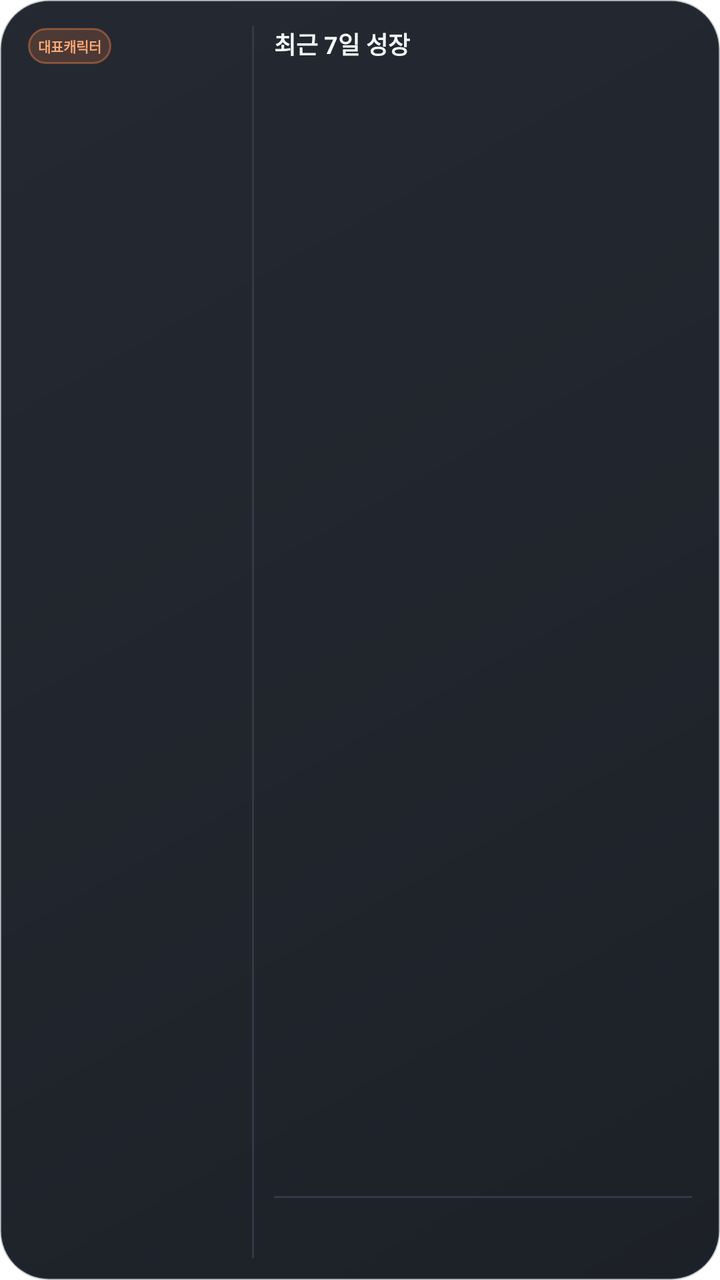
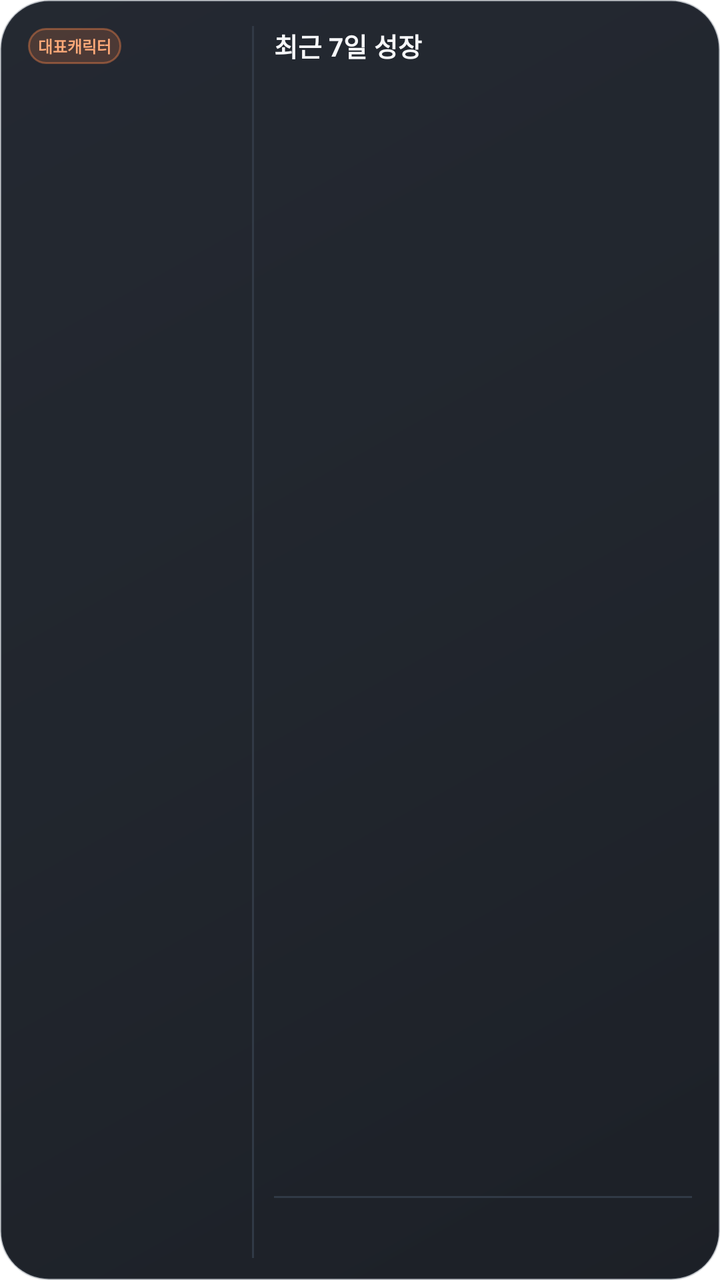

Two renders of the same Android screen: before a commit and after it. Below are the layout's source before the change and the commit's diff.
<!-- AndroidManifest.xml: application theme Theme.maple_guild_tracker -->
<!-- res/layout/widget_primary_combined.xml -->
<?xml version="1.0" encoding="utf-8"?>
<LinearLayout xmlns:android="http://schemas.android.com/apk/res/android"
    android:id="@+id/primary_widget_root"
    android:layout_width="match_parent"
    android:layout_height="match_parent"
    android:background="@drawable/maple_widget_background"
    android:orientation="horizontal">

    <LinearLayout
        android:layout_width="112dp"
        android:layout_height="match_parent"
        android:orientation="vertical"
        android:paddingRight="10dp">
        <LinearLayout android:layout_width="match_parent" android:layout_height="20dp" android:gravity="center_vertical" android:orientation="horizontal">
            <TextView android:layout_width="wrap_content" android:layout_height="18dp" android:background="@drawable/maple_widget_label_background" android:gravity="center" android:paddingLeft="5dp" android:paddingRight="5dp" android:text="대표캐릭터" android:textColor="#FFAA79" android:textSize="7sp" android:textStyle="bold" />
            <TextView android:id="@+id/primary_name" android:layout_width="0dp" android:layout_height="wrap_content" android:layout_marginStart="5dp" android:layout_weight="1" android:ellipsize="end" android:gravity="end" android:maxLines="1" android:textColor="#D8DEE8" android:textSize="9sp" android:textStyle="bold" />
        </LinearLayout>
        <FrameLayout android:layout_width="match_parent" android:layout_height="0dp" android:layout_marginTop="2dp" android:layout_weight="1">
            <ImageView android:id="@+id/primary_avatar" android:layout_width="match_parent" android:layout_height="match_parent" android:adjustViewBounds="true" android:contentDescription="대표 캐릭터" android:scaleType="fitCenter" />
        </FrameLayout>
        <TextView android:id="@+id/primary_rate" android:layout_width="match_parent" android:layout_height="21dp" android:gravity="center|bottom" android:maxLines="1" android:textColor="#FFFFFF" android:textSize="15sp" android:textStyle="bold" />
        <TextView android:id="@+id/primary_gain" android:layout_width="match_parent" android:layout_height="14dp" android:gravity="center" android:maxLines="1" android:textColor="#69D9B6" android:textSize="8sp" android:textStyle="bold" />
    </LinearLayout>

    <TextView android:layout_width="1dp" android:layout_height="match_parent" android:layout_marginRight="10dp" android:background="#313A46" />

    <LinearLayout android:layout_width="0dp" android:layout_height="match_parent" android:layout_weight="1" android:orientation="vertical">
        <TextView android:layout_width="match_parent" android:layout_height="18dp" android:ellipsize="end" android:gravity="center_vertical" android:maxLines="1" android:text="최근 7일 성장" android:textColor="#F7F8FA" android:textSize="12sp" android:textStyle="bold" />
        <TextView android:id="@+id/weekly_day_1" style="@style/MapleWidgetWeeklyDay" />
        <TextView android:id="@+id/weekly_day_2" style="@style/MapleWidgetWeeklyDay" />
        <TextView android:id="@+id/weekly_day_3" style="@style/MapleWidgetWeeklyDay" />
        <TextView android:id="@+id/weekly_day_4" style="@style/MapleWidgetWeeklyDay" />
        <TextView android:id="@+id/weekly_day_5" style="@style/MapleWidgetWeeklyDay" />
        <TextView android:id="@+id/weekly_day_6" style="@style/MapleWidgetWeeklyDay" />
        <TextView android:id="@+id/weekly_day_7" style="@style/MapleWidgetWeeklyDay" />
        <TextView android:layout_width="match_parent" android:layout_height="1dp" android:layout_marginTop="2dp" android:layout_marginBottom="2dp" android:background="#313A46" />
        <TextView android:id="@+id/weekly_average" android:layout_width="match_parent" android:layout_height="14dp" android:ellipsize="end" android:gravity="center_vertical" android:maxLines="1" android:textColor="#D6DAE1" android:textSize="9sp" android:textStyle="bold" />
        <TextView android:id="@+id/weekly_estimate" android:layout_width="match_parent" android:layout_height="14dp" android:ellipsize="end" android:gravity="center_vertical" android:maxLines="1" android:textColor="#FFAA79" android:textSize="9sp" android:textStyle="bold" />
    </LinearLayout>
</LinearLayout>
<!-- resources referenced by this layout -->
<resources>
  <!-- drawable maple_widget_background (drawable) -->
  <?xml version="1.0" encoding="utf-8"?>
  <shape xmlns:android="http://schemas.android.com/apk/res/android" android:shape="rectangle">
      <gradient android:angle="315" android:startColor="#F51B2029" android:centerColor="#F5181D25" android:endColor="#F513171E" />
      <stroke android:width="1dp" android:color="#4A45505F" />
      <corners android:radius="24dp" />
      <padding android:left="14dp" android:top="13dp" android:right="14dp" android:bottom="11dp" />
  </shape>
  <!-- drawable maple_widget_label_background (drawable) -->
  <?xml version="1.0" encoding="utf-8"?>
  <shape xmlns:android="http://schemas.android.com/apk/res/android" android:shape="rectangle">
      <solid android:color="#2EFF874A" />
      <stroke android:width="1dp" android:color="#66FF874A" />
      <corners android:radius="10dp" />
  </shape>
  <style name="MapleWidgetWeeklyDay">
          <item name="android:layout_width">match_parent</item>
          <item name="android:layout_height">0dp</item>
          <item name="android:layout_weight">1</item>
          <item name="android:ellipsize">end</item>
          <item name="android:gravity">center_vertical</item>
          <item name="android:maxLines">1</item>
          <item name="android:textColor">#B8C0CC</item>
          <item name="android:textSize">9sp</item>
      </style>
  <style name="Theme.maple_guild_tracker" parent="Theme.MaterialComponents.DayNight.NoActionBar">
          
      </style>
</resources>

<!-- the commit's change to res/layout/widget_primary_combined.xml (unified diff, before → after) -->
@@ -12,20 +12,20 @@
         android:orientation="vertical"
         android:paddingRight="10dp">
         <LinearLayout android:layout_width="match_parent" android:layout_height="20dp" android:gravity="center_vertical" android:orientation="horizontal">
-            <TextView android:layout_width="wrap_content" android:layout_height="18dp" android:background="@drawable/maple_widget_label_background" android:gravity="center" android:paddingLeft="5dp" android:paddingRight="5dp" android:text="대표캐릭터" android:textColor="#FFAA79" android:textSize="7sp" android:textStyle="bold" />
-            <TextView android:id="@+id/primary_name" android:layout_width="0dp" android:layout_height="wrap_content" android:layout_marginStart="5dp" android:layout_weight="1" android:ellipsize="end" android:gravity="end" android:maxLines="1" android:textColor="#D8DEE8" android:textSize="9sp" android:textStyle="bold" />
+            <TextView android:layout_width="wrap_content" android:layout_height="18dp" android:background="@drawable/maple_widget_label_background" android:gravity="center" android:paddingLeft="5dp" android:paddingRight="5dp" android:text="대표캐릭터" android:textColor="#FFAA79" android:textSize="8sp" android:textStyle="bold" />
+            <TextView android:id="@+id/primary_name" android:layout_width="0dp" android:layout_height="wrap_content" android:layout_marginStart="5dp" android:layout_weight="1" android:ellipsize="end" android:gravity="end" android:maxLines="1" android:textColor="#D8DEE8" android:textSize="10sp" android:textStyle="bold" />
         </LinearLayout>
         <FrameLayout android:layout_width="match_parent" android:layout_height="0dp" android:layout_marginTop="2dp" android:layout_weight="1">
             <ImageView android:id="@+id/primary_avatar" android:layout_width="match_parent" android:layout_height="match_parent" android:adjustViewBounds="true" android:contentDescription="대표 캐릭터" android:scaleType="fitCenter" />
         </FrameLayout>
-        <TextView android:id="@+id/primary_rate" android:layout_width="match_parent" android:layout_height="21dp" android:gravity="center|bottom" android:maxLines="1" android:textColor="#FFFFFF" android:textSize="15sp" android:textStyle="bold" />
-        <TextView android:id="@+id/primary_gain" android:layout_width="match_parent" android:layout_height="14dp" android:gravity="center" android:maxLines="1" android:textColor="#69D9B6" android:textSize="8sp" android:textStyle="bold" />
+        <TextView android:id="@+id/primary_rate" android:layout_width="match_parent" android:layout_height="21dp" android:gravity="center|bottom" android:maxLines="1" android:textColor="#FFFFFF" android:textSize="16sp" android:textStyle="bold" />
+        <TextView android:id="@+id/primary_gain" android:layout_width="match_parent" android:layout_height="14dp" android:gravity="center" android:maxLines="1" android:textColor="#69D9B6" android:textSize="10sp" android:textStyle="bold" />
     </LinearLayout>
 
     <TextView android:layout_width="1dp" android:layout_height="match_parent" android:layout_marginRight="10dp" android:background="#313A46" />
 
     <LinearLayout android:layout_width="0dp" android:layout_height="match_parent" android:layout_weight="1" android:orientation="vertical">
-        <TextView android:layout_width="match_parent" android:layout_height="18dp" android:ellipsize="end" android:gravity="center_vertical" android:maxLines="1" android:text="최근 7일 성장" android:textColor="#F7F8FA" android:textSize="12sp" android:textStyle="bold" />
+        <TextView android:layout_width="match_parent" android:layout_height="18dp" android:ellipsize="end" android:gravity="center_vertical" android:maxLines="1" android:text="최근 7일 성장" android:textColor="#F7F8FA" android:textSize="13sp" android:textStyle="bold" />
         <TextView android:id="@+id/weekly_day_1" style="@style/MapleWidgetWeeklyDay" />
         <TextView android:id="@+id/weekly_day_2" style="@style/MapleWidgetWeeklyDay" />
         <TextView android:id="@+id/weekly_day_3" style="@style/MapleWidgetWeeklyDay" />
@@ -34,7 +34,7 @@
         <TextView android:id="@+id/weekly_day_6" style="@style/MapleWidgetWeeklyDay" />
         <TextView android:id="@+id/weekly_day_7" style="@style/MapleWidgetWeeklyDay" />
         <TextView android:layout_width="match_parent" android:layout_height="1dp" android:layout_marginTop="2dp" android:layout_marginBottom="2dp" android:background="#313A46" />
-        <TextView android:id="@+id/weekly_average" android:layout_width="match_parent" android:layout_height="14dp" android:ellipsize="end" android:gravity="center_vertical" android:maxLines="1" android:textColor="#D6DAE1" android:textSize="9sp" android:textStyle="bold" />
-        <TextView android:id="@+id/weekly_estimate" android:layout_width="match_parent" android:layout_height="14dp" android:ellipsize="end" android:gravity="center_vertical" android:maxLines="1" android:textColor="#FFAA79" android:textSize="9sp" android:textStyle="bold" />
+        <TextView android:id="@+id/weekly_average" android:layout_width="match_parent" android:layout_height="14dp" android:ellipsize="end" android:gravity="center_vertical" android:maxLines="1" android:textColor="#D6DAE1" android:textSize="11sp" android:textStyle="bold" />
+        <TextView android:id="@+id/weekly_estimate" android:layout_width="match_parent" android:layout_height="14dp" android:ellipsize="end" android:gravity="center_vertical" android:maxLines="1" android:textColor="#FFAA79" android:textSize="10sp" android:textStyle="bold" />
     </LinearLayout>
 </LinearLayout>
<!-- resource entries referenced after the edit -->
@@ -23,7 +23,7 @@
           <item name="android:gravity">center_vertical</item>
           <item name="android:maxLines">1</item>
           <item name="android:textColor">#B8C0CC</item>
-          <item name="android:textSize">9sp</item>
+          <item name="android:textSize">11sp</item>
       </style>
   <style name="Theme.maple_guild_tracker" parent="Theme.MaterialComponents.DayNight.NoActionBar">
           
